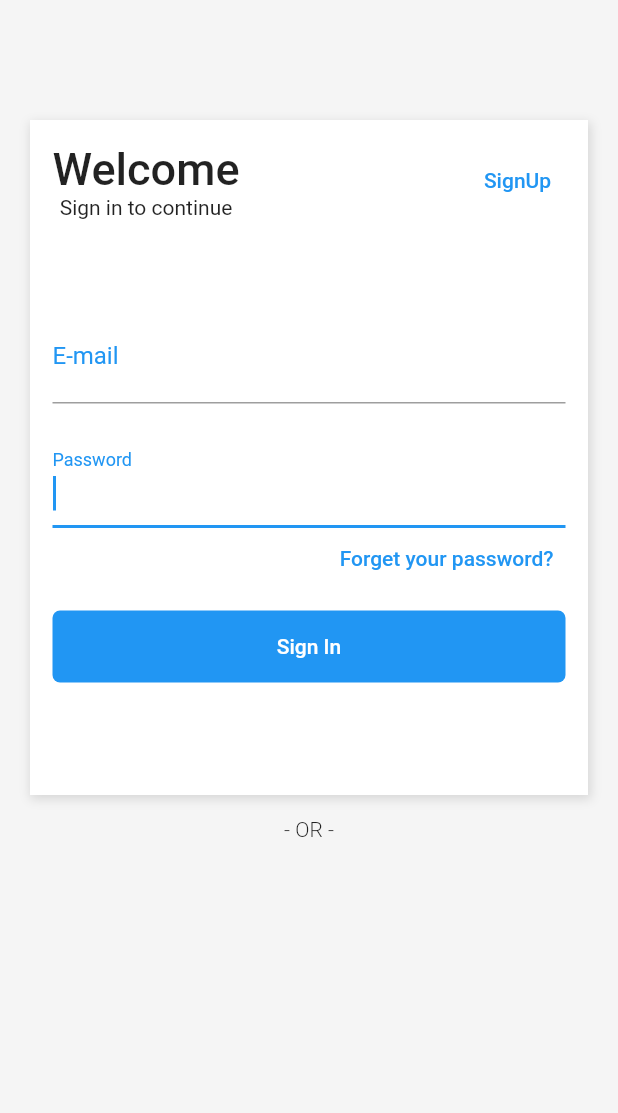
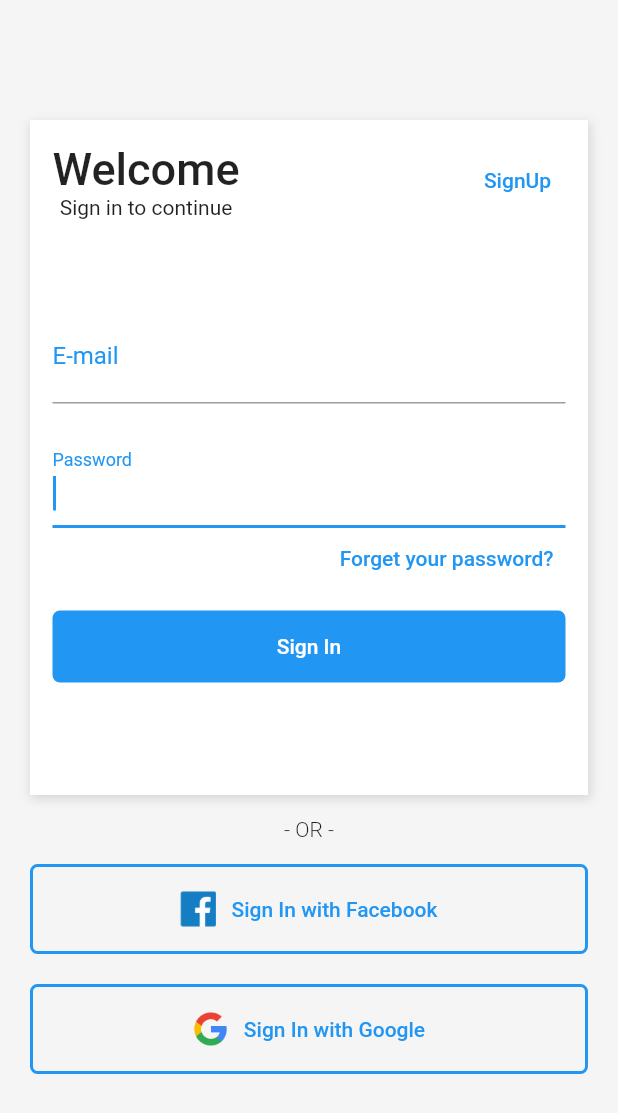
Before and after one commit to SamuelAlv3s/App-Shopping, a Flutter app: the screen it shows after launch, on a phone screen of 412 x 824 dp. Shown: the top 1113 px of the screen. Run offline on Flutter 3.47's test engine with Material 2 defaults, Android fonts, the phone set to English and light mode, and no system bars.

Commit message:
ui page login

```diff
--- a/lib/pages/login.page.dart
+++ b/lib/pages/login.page.dart
@@ -107,6 +107,53 @@ class LoginPage extends StatelessWidget {
                 style: TextStyle(fontSize: 14, fontWeight: FontWeight.w300),
               ),
             ),
+            Container(
+              width: double.infinity,
+              height: 60,
+              decoration: BoxDecoration(
+                  border: Border.all(width: 2, color: Colors.blue),
+                  borderRadius: BorderRadius.all(Radius.circular(5))),
+              child: TextButton(
+                child: Row(
+                    mainAxisAlignment: MainAxisAlignment.center,
+                    children: <Widget>[
+                      Image.asset(
+                        'assets/facebook.png',
+                        width: 24,
+                      ),
+                      SizedBox(
+                        width: 10,
+                      ),
+                      Text('Sign In with Facebook')
+                    ]),
+                onPressed: () {},
+              ),
+            ),
+            SizedBox(
+              height: 20,
+            ),
+            Container(
+              width: double.infinity,
+              height: 60,
+              decoration: BoxDecoration(
+                  border: Border.all(width: 2, color: Colors.blue),
+                  borderRadius: BorderRadius.all(Radius.circular(5))),
+              child: TextButton(
+                child: Row(
+                    mainAxisAlignment: MainAxisAlignment.center,
+                    children: <Widget>[
+                      Image.asset(
+                        'assets/google.png',
+                        width: 24,
+                      ),
+                      SizedBox(
+                        width: 10,
+                      ),
+                      Text('Sign In with Google')
+                    ]),
+                onPressed: () {},
+              ),
+            )
           ],
         ),
       ),
```
Also changed, not shown: pubspec.yaml (+20 -4 lines).
